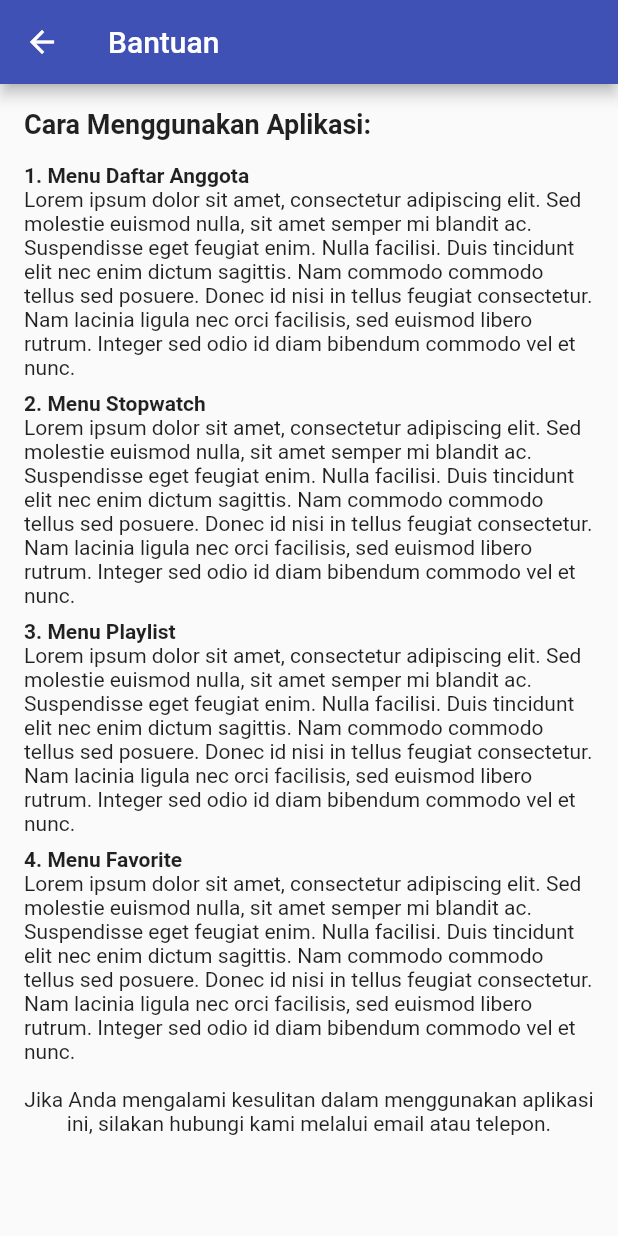
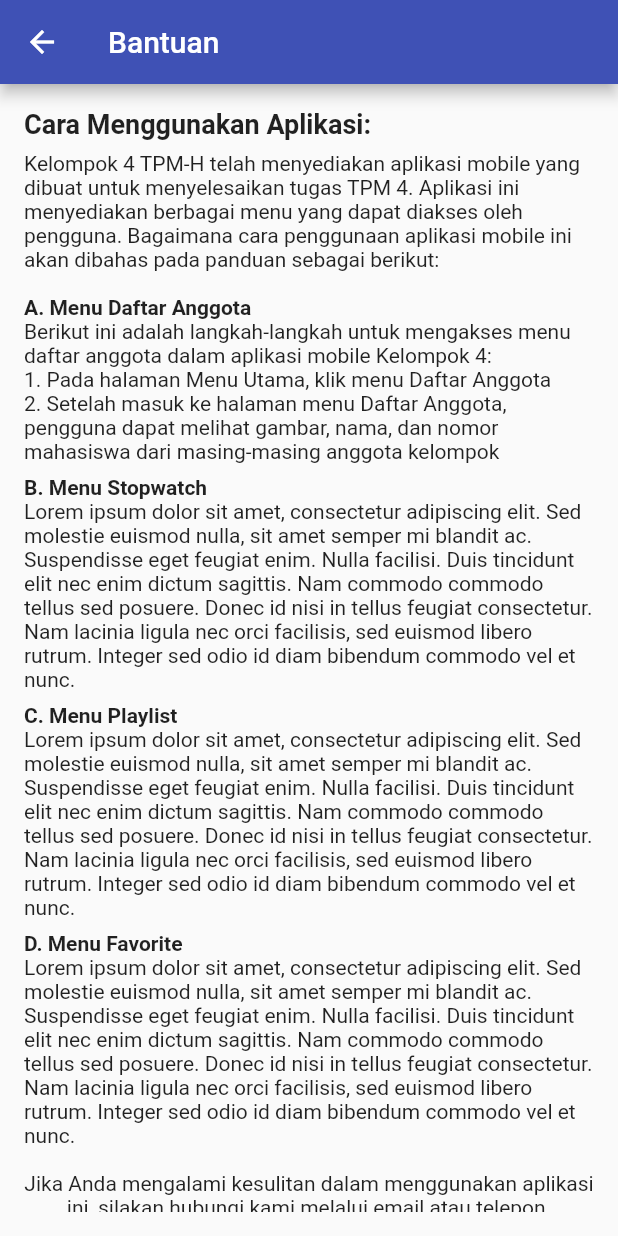
Before and after one commit to glxy-sn/tugas4, a Flutter app: the HelpPage screen opened directly, on a phone screen of 412 x 824 dp. Run offline on Flutter 3.47's test engine with Material 2 defaults, Android fonts, the phone set to English and light mode, and no system bars; missing offline and left inert: material_dialogs.

Commit message:
fix error of length from favorite and add steps for member list menu

```diff
--- a/lib/favorite.dart
+++ b/lib/favorite.dart
@@ -7,7 +7,8 @@ class Favorite extends StatelessWidget {
   @override
   Widget build(BuildContext context) {
     return DefaultTabController(
-        length: 2,
+        length: 1,
+        child: SafeArea(
           child: Scaffold(
             appBar: AppBar(
               title: Text('This is my jams'),
@@ -23,6 +24,7 @@ class Favorite extends StatelessWidget {
               ],
             ),
           ),
+        )
       );
   }
 }
--- a/lib/penggunaan.dart
+++ b/lib/penggunaan.dart
@@ -18,9 +18,23 @@ class HelpPage extends StatelessWidget {
                 fontSize: 18.0,
               ),
             ),
+            SizedBox(height: 8.0),
+            Text('Kelompok 4 TPM-H telah menyediakan aplikasi mobile yang dibuat untuk menyelesaikan tugas TPM 4. Aplikasi ini menyediakan berbagai menu yang dapat diakses oleh pengguna. Bagaimana cara penggunaan aplikasi mobile ini akan dibahas pada panduan sebagai berikut:'),
             SizedBox(height: 16.0),
             Text(
-              '1. Menu Daftar Anggota',
+              'A. Menu Daftar Anggota',
+              style: TextStyle(
+                fontWeight: FontWeight.bold,
+              ),
+            ),
+            Text(
+              'Berikut ini adalah langkah-langkah untuk mengakses menu daftar anggota dalam aplikasi mobile Kelompok 4:\n'
+              '1. Pada halaman Menu Utama, klik menu Daftar Anggota \n'
+              '2. Setelah masuk ke halaman menu Daftar Anggota, pengguna dapat melihat gambar, nama, dan nomor mahasiswa dari masing-masing anggota kelompok',
+            ),
+            SizedBox(height: 8.0),
+            Text(
+              'B. Menu Stopwatch',
               style: TextStyle(
                 fontWeight: FontWeight.bold,
               ),
@@ -30,7 +44,7 @@ class HelpPage extends StatelessWidget {
             ),
             SizedBox(height: 8.0),
             Text(
-              '2. Menu Stopwatch',
+              'C. Menu Playlist',
               style: TextStyle(
                 fontWeight: FontWeight.bold,
               ),
@@ -40,17 +54,7 @@ class HelpPage extends StatelessWidget {
             ),
             SizedBox(height: 8.0),
             Text(
-              '3. Menu Playlist',
-              style: TextStyle(
-                fontWeight: FontWeight.bold,
-              ),
-            ),
-            Text(
-              'Lorem ipsum dolor sit amet, consectetur adipiscing elit. Sed molestie euismod nulla, sit amet semper mi blandit ac. Suspendisse eget feugiat enim. Nulla facilisi. Duis tincidunt elit nec enim dictum sagittis. Nam commodo commodo tellus sed posuere. Donec id nisi in tellus feugiat consectetur. Nam lacinia ligula nec orci facilisis, sed euismod libero rutrum. Integer sed odio id diam bibendum commodo vel et nunc.',
-            ),
-            SizedBox(height: 8.0),
-            Text(
-              '4. Menu Favorite',
+              'D. Menu Favorite',
               style: TextStyle(
                 fontWeight: FontWeight.bold,
               ),
--- a/pubspec.yaml
+++ b/pubspec.yaml
@@ -32,13 +32,14 @@ dependencies:
   flutter:
     sdk: flutter
 
-
   # The following adds the Cupertino Icons font to your application.
   # Use with the CupertinoIcons class for iOS style icons.
   cupertino_icons: ^1.0.2
   material_dialogs: ^1.1.1
   favorite_button: ^0.0.4
 
+dependency_overrides:
+  url_launcher_web: 2.0.6
 
 dev_dependencies:
   flutter_test:
```
Also changed, not shown: pubspec.lock. Lines whose indentation alone changed are shown as unchanged.
